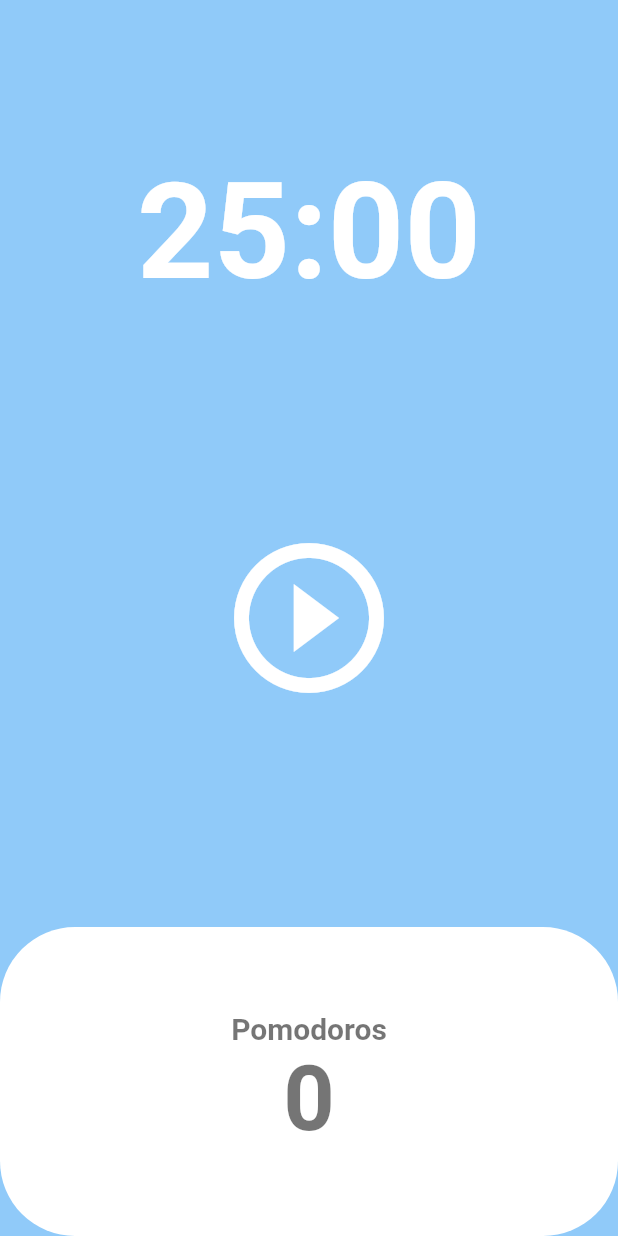
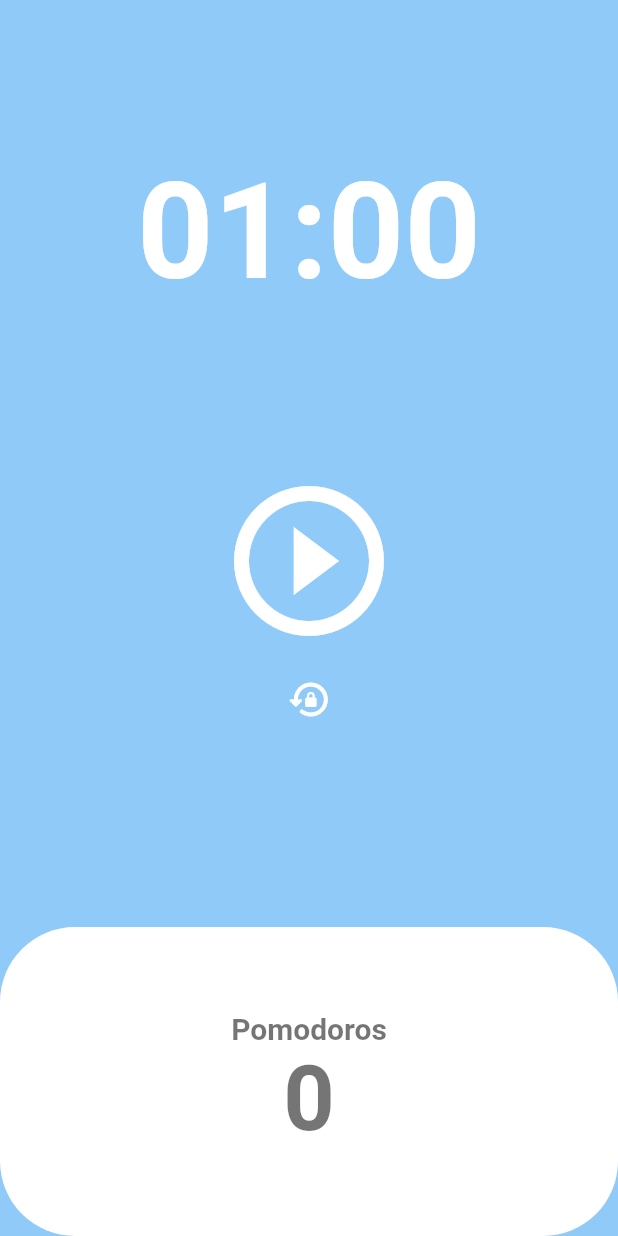
Before and after one commit to yeonwookim1/Flutter, a Flutter app: the HomeScreen screen opened directly, on a phone screen of 412 x 824 dp. Run offline on Flutter 3.47's test engine with Material 2 defaults, Android fonts, the phone set to English and light mode, and no system bars.

Commit message:
pomodoro code challenge

```diff
--- a/study/lib/screens/home_screen.dart
+++ b/study/lib/screens/home_screen.dart
@@ -10,8 +10,8 @@ class HomeScreen extends StatefulWidget {
 }
 
 class _HomeScreenState extends State<HomeScreen> {
-  static const twentyFiveMinutes = 5;
-  int totalSeconds = 1500;
+  static const twentyFiveMinutes = 60;
+  int totalSeconds = twentyFiveMinutes;
   int pomodorosCount = 0;
   bool isRunning = false;
   late Timer timer;
@@ -27,7 +27,7 @@ class _HomeScreenState extends State<HomeScreen> {
       setState(() {
         timer.cancel();
         isRunning = false;
-        totalSeconds = 5;
+        totalSeconds = twentyFiveMinutes;
         pomodorosCount++;
       });
     }else {
@@ -42,6 +42,16 @@ class _HomeScreenState extends State<HomeScreen> {
     setState(() {
       isRunning = true;
     });
+  }
+
+  void onResetPressed(){
+      if(isRunning){
+        setState(() {
+          timer.cancel();
+          isRunning = false;
+          totalSeconds = twentyFiveMinutes;
+        });
+      }
   }
 
   void onPausePressed(){
@@ -74,13 +84,26 @@ class _HomeScreenState extends State<HomeScreen> {
           Flexible(
             flex: 2,
             child: Center(
-              child: IconButton(
+              child: Column(
+                children: [
+                  Container(
+                    width: 100, height: 100,
+                  ),
+                  IconButton(
                     iconSize: 120,
                     color: Theme.of(context).cardColor,
                     onPressed: isRunning ? onPausePressed : onStartPressed,
                     icon: Icon(isRunning
                         ? Icons.pause_circle_outline
                         : Icons.play_circle_outline),
+                  ),
+                  IconButton(
+                    iconSize: 30,
+                    color: Theme.of(context).cardColor,
+                    onPressed: onResetPressed,
+                    icon: Icon(Icons.lock_reset_rounded),
+                  ),
+                ],
               ),
             ),
           ),
```
Lines whose indentation alone changed are shown as unchanged.
